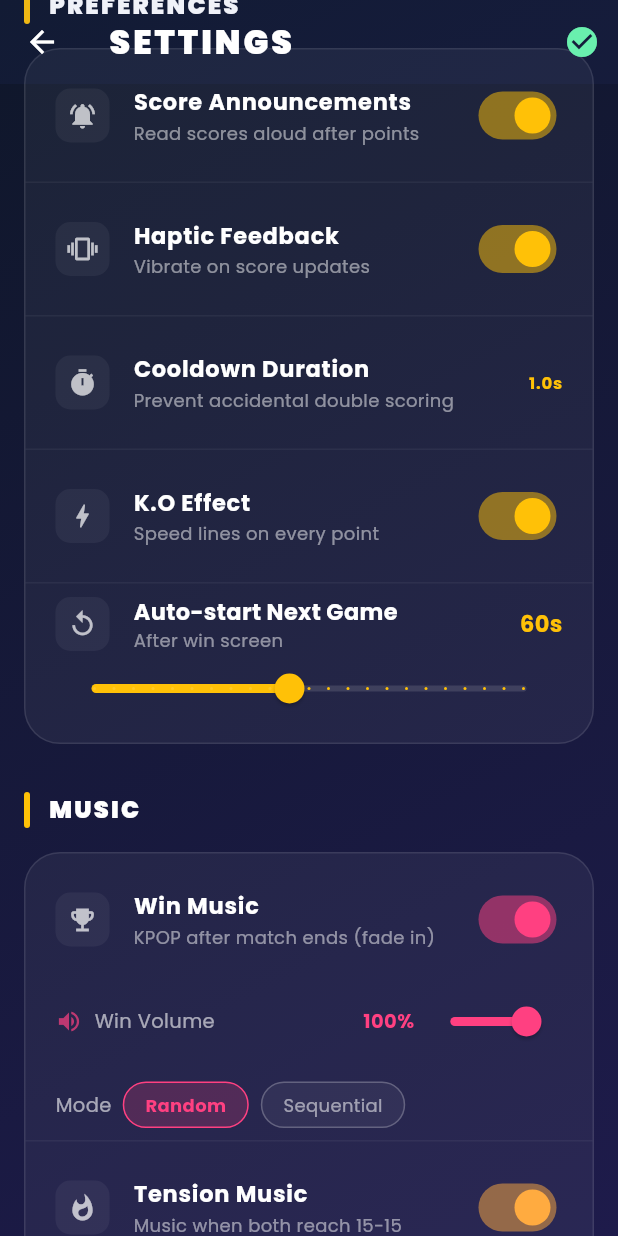
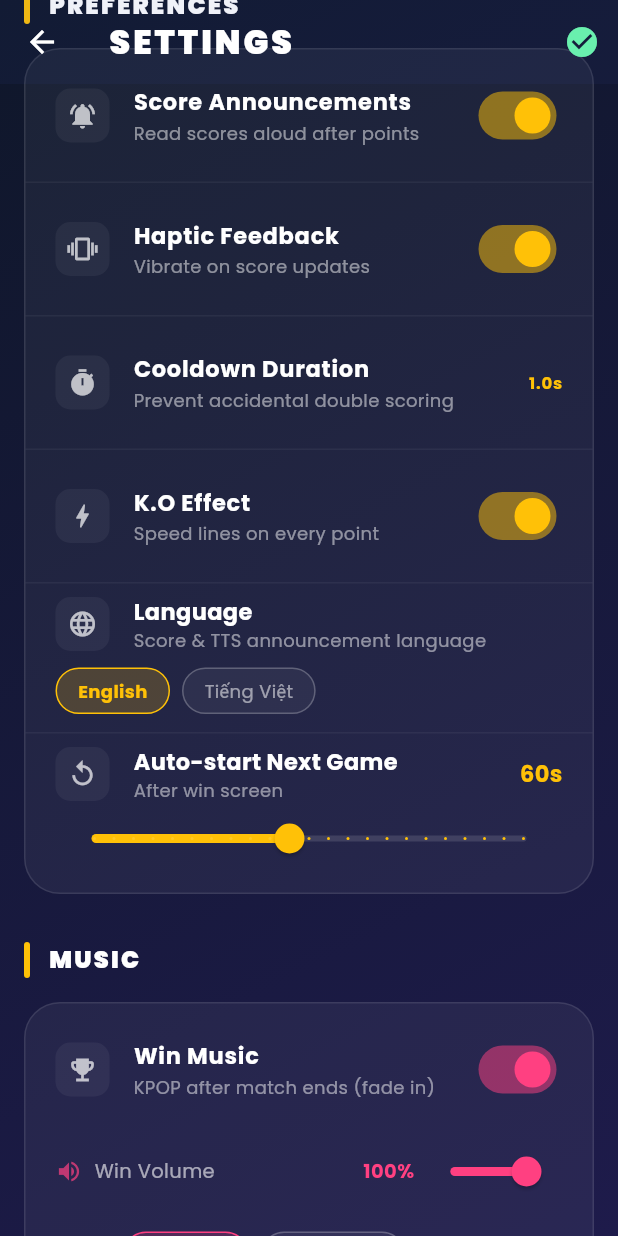
Before and after one commit to jinergenkai/voice_counter, a Flutter app: the SettingsScreen screen opened directly, scrolled down 576 dp, on a phone screen of 412 x 824 dp. Run offline on Flutter 3.47's test engine with Material 3 defaults, Android fonts, the phone set to English and light mode, and no system bars; drawn by our look-alikes of flutter_animate; our stand-ins replace audioplayers, confetti, flutter_dotenv, flutter_tts, get, google_fonts and 5 more; missing offline and left inert: flex_color_picker, flutter_foreground_task, porcupine_flutter, wear; accounts and stored records are empty.

Commit message:
vi/en - Score sound audio

```diff
--- a/lib/views/settings_screen.dart
+++ b/lib/views/settings_screen.dart
@@ -5,6 +5,7 @@ import 'package:flex_color_picker/flex_color_picker.dart';
 import '../models/team_config.dart';
 import '../services/database_service.dart';
 import '../services/music_service.dart';
+import '../services/tts_service.dart';
 import '../features/hype_voice/services/hype_voice_controller.dart';
 import '../controllers/score_controller.dart';
 import 'package:flutter_animate/flutter_animate.dart';
@@ -285,6 +286,8 @@ class _SettingsScreenState extends State<SettingsScreen> {
               ),
             );
           }),
+          Divider(color: Colors.white.withOpacity(0.05), height: 1),
+          _buildLanguageRow(),
           Divider(color: Colors.white.withOpacity(0.05), height: 1),
           Obx(() => Padding(
                 padding: const EdgeInsets.fromLTRB(20, 8, 20, 12),
@@ -619,6 +622,79 @@ class _SettingsScreenState extends State<SettingsScreen> {
     );
   }
 
+  Widget _buildLanguageRow() {
+    final tts = Get.find<TtsService>();
+    return Obx(() {
+      final isVi = tts.currentLanguageRx.value.startsWith('vi');
+      return Padding(
+        padding: const EdgeInsets.fromLTRB(20, 8, 20, 12),
+        child: Column(
+          crossAxisAlignment: CrossAxisAlignment.start,
+          children: [
+            Row(
+              children: [
+                Container(
+                  padding: const EdgeInsets.all(8),
+                  decoration: BoxDecoration(
+                    color: Colors.white.withOpacity(0.05),
+                    borderRadius: BorderRadius.circular(10),
+                  ),
+                  child: const Icon(Icons.language, color: Colors.white70, size: 20),
+                ),
+                const SizedBox(width: 16),
+                Expanded(
+                  child: Column(
+                    crossAxisAlignment: CrossAxisAlignment.start,
+                    children: [
+                      const Text('Language',
+                          style: TextStyle(
+                              color: Colors.white,
+                              fontWeight: FontWeight.bold,
+                              fontSize: 15)),
+                      Text('Score & TTS announcement language',
+                          style: TextStyle(
+                              color: Colors.white.withOpacity(0.5), fontSize: 12)),
+                    ],
+                  ),
+                ),
+              ],
+            ),
+            const SizedBox(height: 10),
+            Row(
+              children: [
+                _buildLangChip('English', !isVi, () => tts.setLanguage('en-US')),
+                const SizedBox(width: 8),
+                _buildLangChip('Tiếng Việt', isVi, () => tts.setLanguage('vi-VN')),
+              ],
+            ),
+          ],
+        ),
+      );
+    });
+  }
+
+  Widget _buildLangChip(String label, bool selected, VoidCallback onTap) {
+    return GestureDetector(
+      onTap: onTap,
+      child: Container(
+        padding: const EdgeInsets.symmetric(horizontal: 14, vertical: 6),
+        decoration: BoxDecoration(
+          color: selected ? Colors.amber.withOpacity(0.2) : Colors.white.withOpacity(0.05),
+          borderRadius: BorderRadius.circular(20),
+          border: Border.all(
+              color: selected ? Colors.amber : Colors.white24, width: 1),
+        ),
+        child: Text(
+          label,
+          style: TextStyle(
+              color: selected ? Colors.amber : Colors.white54,
+              fontSize: 12,
+              fontWeight: selected ? FontWeight.bold : FontWeight.normal),
+        ),
+      ),
+    );
+  }
+
   Widget _buildModeChip(String mode, MusicService music) {
     return Obx(() {
       final selected = music.playMode.value == mode;
--- a/pubspec.yaml
+++ b/pubspec.yaml
@@ -59,5 +59,7 @@ flutter:
     - assets/models/meow-meow_en_android_v4_0_0.ppn
     - assets/audio/hype/
     - assets/audio/music/
+    - assets/audio/score/vi/
+    - assets/audio/score/en/
     - assets/config/hype_voice_config.json
     - assets/image/
```
Also changed, not shown: lib/controllers/score_controller.dart (+18 -7 lines), lib/services/score_announcer_service.dart (added, +247 -0 lines).
